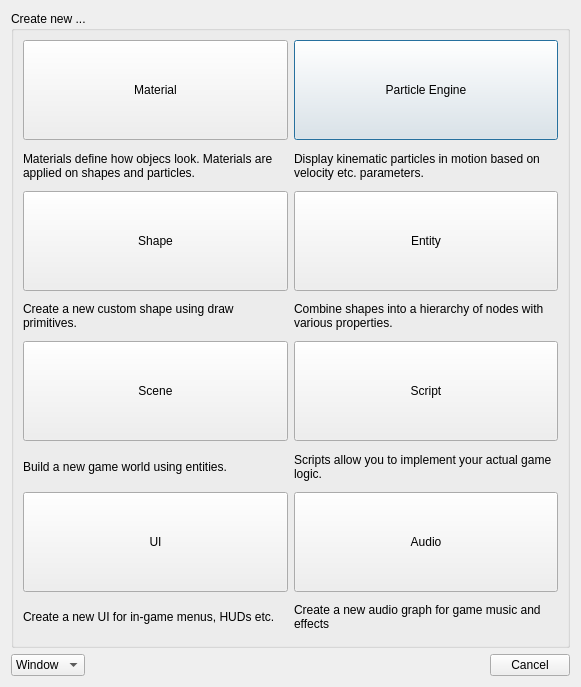
ensisoft/detonator, file editor/gui/dlgnew.ui: the form before one commit.
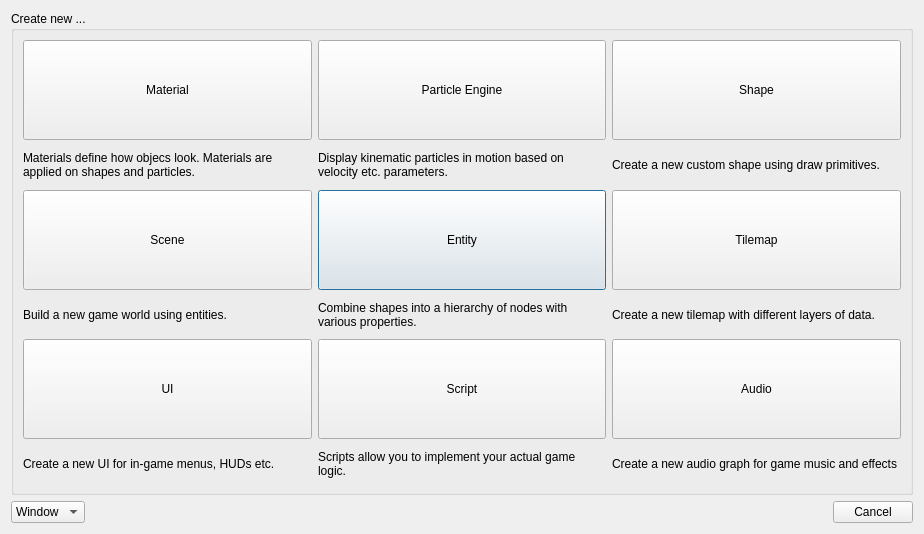
The form after the commit. Icons and pictures are not drawn.

Commit message: Add first version of tilemap support across the stack

```diff
--- a/editor/gui/dlgnew.ui
+++ b/editor/gui/dlgnew.ui
@@ -6,8 +6,8 @@
    <rect>
     <x>0</x>
     <y>0</y>
-    <width>581</width>
-    <height>687</height>
+    <width>924</width>
+    <height>534</height>
    </rect>
   </property>
   <property name="windowTitle">
@@ -30,10 +30,10 @@
       <bool>false</bool>
      </property>
      <layout class="QGridLayout" name="gridLayout">
-      <item row="0" column="1">
-       <layout class="QVBoxLayout" name="verticalLayout_6">
+      <item row="3" column="1">
+       <layout class="QVBoxLayout" name="verticalLayout_2">
         <item>
-         <widget class="QPushButton" name="btnParticle">
+         <widget class="QPushButton" name="btnEntity">
           <property name="sizePolicy">
            <sizepolicy hsizetype="Minimum" vsizetype="Fixed">
             <horstretch>0</horstretch>
@@ -47,7 +47,7 @@
            </size>
           </property>
           <property name="text">
-           <string>Particle Engine</string>
+           <string>Entity</string>
           </property>
           <property name="icon">
            <iconset resource="../resource/resource.qrc">
@@ -56,9 +56,46 @@
          </widget>
         </item>
         <item>
-         <widget class="QLabel" name="label_2">
+         <widget class="QLabel" name="label_5">
           <property name="text">
-           <string>Display kinematic particles in motion based on velocity etc. parameters.</string>
+           <string>Combine shapes into a hierarchy of nodes with various properties.</string>
+          </property>
+          <property name="wordWrap">
+           <bool>true</bool>
+          </property>
+         </widget>
+        </item>
+       </layout>
+      </item>
+      <item row="4" column="1">
+       <layout class="QVBoxLayout" name="verticalLayout_7">
+        <item>
+         <widget class="QPushButton" name="btnScript">
+          <property name="sizePolicy">
+           <sizepolicy hsizetype="Minimum" vsizetype="Fixed">
+            <horstretch>0</horstretch>
+            <verstretch>0</verstretch>
+           </sizepolicy>
+          </property>
+          <property name="minimumSize">
+           <size>
+            <width>150</width>
+            <height>100</height>
+           </size>
+          </property>
+          <property name="text">
+           <string>Script</string>
+          </property>
+          <property name="icon">
+           <iconset resource="../resource/resource.qrc">
+            <normaloff>:/16x16_ico_png/script.png</normaloff>:/16x16_ico_png/script.png</iconset>
+          </property>
+         </widget>
+        </item>
+        <item>
+         <widget class="QLabel" name="label_3">
+          <property name="text">
+           <string>Scripts allow you to implement your actual game logic.</string>
           </property>
           <property name="wordWrap">
            <bool>true</bool>
@@ -122,7 +159,44 @@
         </item>
        </layout>
       </item>
-      <item row="2" column="0">
+      <item row="0" column="1">
+       <layout class="QVBoxLayout" name="verticalLayout_6">
+        <item>
+         <widget class="QPushButton" name="btnParticle">
+          <property name="sizePolicy">
+           <sizepolicy hsizetype="Minimum" vsizetype="Fixed">
+            <horstretch>0</horstretch>
+            <verstretch>0</verstretch>
+           </sizepolicy>
+          </property>
+          <property name="minimumSize">
+           <size>
+            <width>150</width>
+            <height>100</height>
+           </size>
+          </property>
+          <property name="text">
+           <string>Particle Engine</string>
+          </property>
+          <property name="icon">
+           <iconset resource="../resource/resource.qrc">
+            <normaloff>:/16x16_ico_png/particle.png</normaloff>:/16x16_ico_png/particle.png</iconset>
+          </property>
+         </widget>
+        </item>
+        <item>
+         <widget class="QLabel" name="label_2">
+          <property name="text">
+           <string>Display kinematic particles in motion based on velocity etc. parameters.</string>
+          </property>
+          <property name="wordWrap">
+           <bool>true</bool>
+          </property>
+         </widget>
+        </item>
+       </layout>
+      </item>
+      <item row="3" column="0">
        <layout class="QVBoxLayout" name="verticalLayout">
         <item>
          <widget class="QPushButton" name="btnScene">
@@ -159,10 +233,10 @@
         </item>
        </layout>
       </item>
-      <item row="1" column="0">
-       <layout class="QVBoxLayout" name="verticalLayout_3">
+      <item row="3" column="2">
+       <layout class="QVBoxLayout" name="verticalLayout_10">
         <item>
-         <widget class="QPushButton" name="btnCustomShape">
+         <widget class="QPushButton" name="btnTilemap">
           <property name="sizePolicy">
            <sizepolicy hsizetype="Minimum" vsizetype="Fixed">
             <horstretch>0</horstretch>
@@ -176,7 +250,7 @@
            </size>
           </property>
           <property name="text">
-           <string>Shape</string>
+           <string>Tilemap</string>
           </property>
           <property name="icon">
            <iconset resource="../resource/resource.qrc">
@@ -185,9 +259,9 @@
          </widget>
         </item>
         <item>
-         <widget class="QLabel" name="label_4">
+         <widget class="QLabel" name="label_10">
           <property name="text">
-           <string>Create a new custom shape using draw primitives.</string>
+           <string>Create a new tilemap with different layers of data.</string>
           </property>
           <property name="wordWrap">
            <bool>true</bool>
@@ -196,81 +270,7 @@
         </item>
        </layout>
       </item>
-      <item row="1" column="1">
-       <layout class="QVBoxLayout" name="verticalLayout_2">
-        <item>
-         <widget class="QPushButton" name="btnEntity">
-          <property name="sizePolicy">
-           <sizepolicy hsizetype="Minimum" vsizetype="Fixed">
-            <horstretch>0</horstretch>
-            <verstretch>0</verstretch>
-           </sizepolicy>
-          </property>
-          <property name="minimumSize">
-           <size>
-            <width>150</width>
-            <height>100</height>
-           </size>
-          </property>
-          <property name="text">
-           <string>Entity</string>
-          </property>
-          <property name="icon">
-           <iconset resource="../resource/resource.qrc">
-            <normaloff>:/16x16_ico_png/entity.png</normaloff>:/16x16_ico_png/entity.png</iconset>
-          </property>
-         </widget>
-        </item>
-        <item>
-         <widget class="QLabel" name="label_5">
-          <property name="text">
-           <string>Combine shapes into a hierarchy of nodes with various properties.</string>
-          </property>
-          <property name="wordWrap">
-           <bool>true</bool>
-          </property>
-         </widget>
-        </item>
-       </layout>
-      </item>
-      <item row="2" column="1">
-       <layout class="QVBoxLayout" name="verticalLayout_7">
-        <item>
-         <widget class="QPushButton" name="btnScript">
-          <property name="sizePolicy">
-           <sizepolicy hsizetype="Minimum" vsizetype="Fixed">
-            <horstretch>0</horstretch>
-            <verstretch>0</verstretch>
-           </sizepolicy>
-          </property>
-          <property name="minimumSize">
-           <size>
-            <width>150</width>
-            <height>100</height>
-           </size>
-          </property>
-          <property name="text">
-           <string>Script</string>
-          </property>
-          <property name="icon">
-           <iconset resource="../resource/resource.qrc">
-            <normaloff>:/16x16_ico_png/script.png</normaloff>:/16x16_ico_png/script.png</iconset>
-          </property>
-         </widget>
-        </item>
-        <item>
-         <widget class="QLabel" name="label_3">
-          <property name="text">
-           <string>Scripts allow you to implement your actual game logic.</string>
-          </property>
-          <property name="wordWrap">
-           <bool>true</bool>
-          </property>
-         </widget>
-        </item>
-       </layout>
-      </item>
-      <item row="3" column="0">
+      <item row="4" column="0">
        <layout class="QVBoxLayout" name="verticalLayout_8">
         <item>
          <widget class="QPushButton" name="btnUI">
@@ -307,7 +307,7 @@
         </item>
        </layout>
       </item>
-      <item row="3" column="1">
+      <item row="4" column="2">
        <layout class="QVBoxLayout" name="verticalLayout_9">
         <item>
          <widget class="QPushButton" name="btnAudio">
@@ -344,6 +344,43 @@
         </item>
        </layout>
       </item>
+      <item row="0" column="2">
+       <layout class="QVBoxLayout" name="verticalLayout_3">
+        <item>
+         <widget class="QPushButton" name="btnCustomShape">
+          <property name="sizePolicy">
+           <sizepolicy hsizetype="Minimum" vsizetype="Fixed">
+            <horstretch>0</horstretch>
+            <verstretch>0</verstretch>
+           </sizepolicy>
+          </property>
+          <property name="minimumSize">
+           <size>
+            <width>150</width>
+            <height>100</height>
+           </size>
+          </property>
+          <property name="text">
+           <string>Shape</string>
+          </property>
+          <property name="icon">
+           <iconset resource="../resource/resource.qrc">
+            <normaloff>:/16x16_ico_png/polygon.png</normaloff>:/16x16_ico_png/polygon.png</iconset>
+          </property>
+         </widget>
+        </item>
+        <item>
+         <widget class="QLabel" name="label_4">
+          <property name="text">
+           <string>Create a new custom shape using draw primitives.</string>
+          </property>
+          <property name="wordWrap">
+           <bool>true</bool>
+          </property>
+         </widget>
+        </item>
+       </layout>
+      </item>
      </layout>
     </widget>
    </item>
```
Left out of the diff: 9 changed lines with no effect on the pictures. The commit also changes 49 other files.
